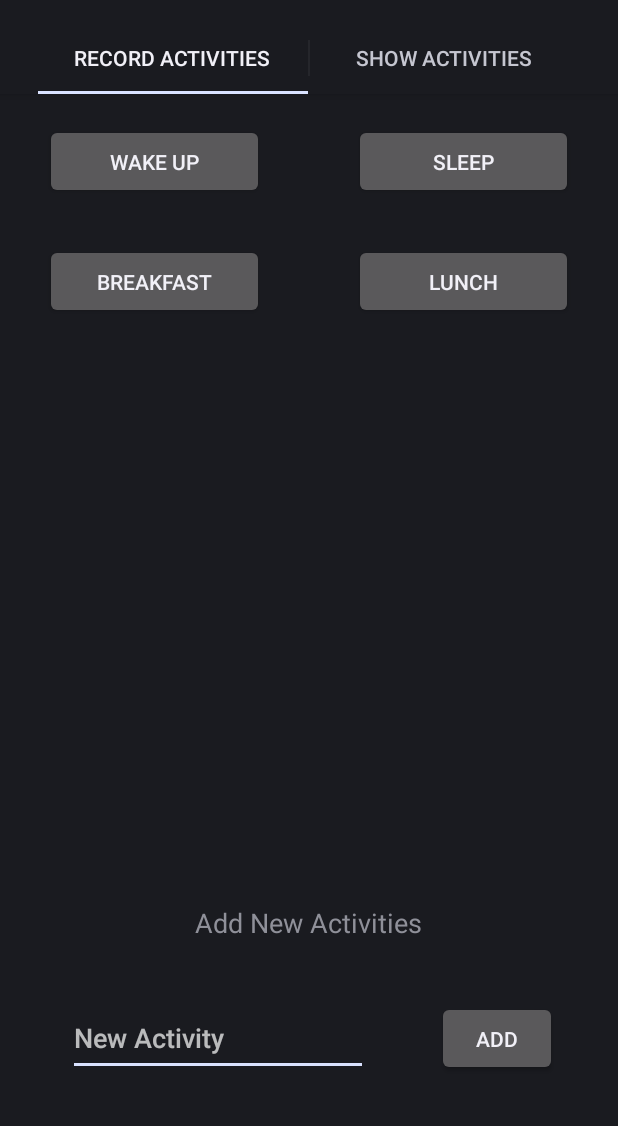
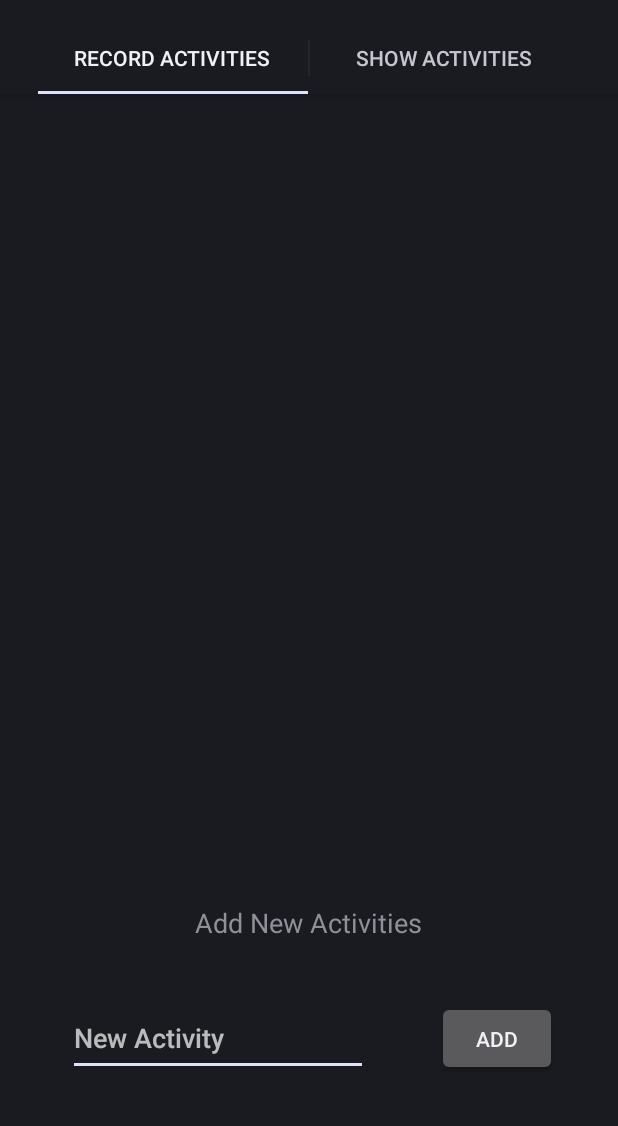
Before and after one commit to yizhang7210/LifeStats, an Android app: the screen it shows after launch (MainActivity), on a phone screen of 412 x 824 dp, the part 62-1188 px from its top. Run offline under Robolectric (Android 15) with nearby library versions, the light colour scheme and no system bars.

Commit message:
Trying to get ViewPager working. Pain.

```diff
--- a/app/build.gradle
+++ b/app/build.gradle
@@ -9,6 +9,10 @@ android {
         minSdkVersion 13
     }
 
+    dependencies {
+        compile 'com.android.support:support-v4:21.0.3'
+    }
+
     buildTypes {
         release {
             minifyEnabled false
--- a/app/src/main/AndroidManifest.xml
+++ b/app/src/main/AndroidManifest.xml
@@ -4,7 +4,7 @@
       android:versionCode="1"
       android:versionName="1.0">
     <application android:label="@string/app_name" android:icon="@drawable/ic_launcher">
-        <activity android:name="MainActivity"
+        <activity android:name=".MainActivity"
                   android:label="@string/app_name">
             <intent-filter>
                 <action android:name="android.intent.action.MAIN" />
--- a/app/src/main/java/com/lifestats/MainActivity.java
+++ b/app/src/main/java/com/lifestats/MainActivity.java
@@ -1,16 +1,16 @@
 package com.lifestats;
 
 import android.app.ActionBar;
-import android.app.Activity;
-import android.app.Fragment;
 import android.os.Bundle;
+import android.support.v4.app.FragmentActivity;
 
-public class MainActivity extends Activity
+public class MainActivity extends FragmentActivity
 {
+    ActionBar.Tab tab1, tab2;
+    android.app.Fragment fragmentTab1 = new RecordActivityTab();
+    android.app.Fragment fragmentTab2 = new ShowActivityTab();
 
-    ActionBar.Tab tab1, tab2, tab3;
-    Fragment fragmentTab1 = new RecordActivityTab();
-    Fragment fragmentTab2 = new ShowActivityTab();
+
 
     /** Called when the activity is first created. */
     @Override
--- a/app/src/main/res/layout/recordtab.xml
+++ b/app/src/main/res/layout/recordtab.xml
@@ -15,78 +15,12 @@
             android:id="@+id/Top_half_layout"
             android:orientation="vertical">
 
-            <HorizontalScrollView
+            <android.support.v4.view.ViewPager
+                android:id="@+id/pager"
                 android:layout_width="fill_parent"
-                android:layout_height="fill_parent"
-                android:fillViewport="true"
-                android:id="@+id/horizontalScrollView" >
+                android:layout_height="fill_parent">
 
-                <TableLayout
-                    android:layout_width="wrap_content"
-                    android:layout_height="fill_parent"
-                    android:baselineAligned="false"
-                    android:visibility="visible">
-
-
-                    <TableRow
-                        android:layout_width="fill_parent"
-                        android:layout_height="fill_parent">
-
-                        <Button
-                            android:layout_width="100dp"
-                            android:layout_height="50dp"
-                            android:text="@string/wakeupButton"
-                            android:id="@+id/wakeupButton"
-                            android:layout_weight="1"
-                            android:layout_marginLeft="30dp"
-                            android:layout_marginRight="30dp"
-                            android:layout_marginTop="20dp"
-                            android:layout_marginBottom="10dp" />
-
-                        <Button
-                            android:layout_width="100dp"
-                            android:layout_height="50dp"
-                            android:text="@string/sleepButton"
-                            android:id="@+id/sleepButton"
-                            android:layout_weight="1"
-                            android:layout_marginLeft="30dp"
-                            android:layout_marginRight="30dp"
-                            android:layout_marginTop="20dp"
-                            android:layout_marginBottom="10dp" />
-
-                    </TableRow>
-
-                    <TableRow
-                        android:layout_width="fill_parent"
-                        android:layout_height="fill_parent">
-
-
-                        <Button
-                            android:layout_width="100dp"
-                            android:layout_height="50dp"
-                            android:text="@string/breakfastButton"
-                            android:id="@+id/breakfastButton"
-                            android:layout_weight="1"
-                            android:layout_marginLeft="30dp"
-                            android:layout_marginRight="30dp"
-                            android:layout_marginTop="20dp"
-                            android:layout_marginBottom="10dp" />
-
-                        <Button
-                            android:layout_width="100dp"
-                            android:layout_height="50dp"
-                            android:text="@string/lunchButton"
-                            android:id="@+id/lunchButton"
-                            android:layout_weight="1"
-                            android:layout_marginLeft="30dp"
-                            android:layout_marginRight="30dp"
-                            android:layout_marginTop="20dp"
-                            android:layout_marginBottom="10dp" />
-
-
-                    </TableRow>
-                </TableLayout>
-            </HorizontalScrollView>
+            </android.support.v4.view.ViewPager>
         </LinearLayout>
 
         <RelativeLayout
```
Also changed, not shown: app/src/main/java/com/lifestats/RecordButtons.java (added, +71 -0 lines), app/src/main/java/com/lifestats/RecordTabs.java (added, +23 -0 lines), app/src/main/res/layout/recordbuttons.xml (added, +72 -0 lines), 1 other file.
